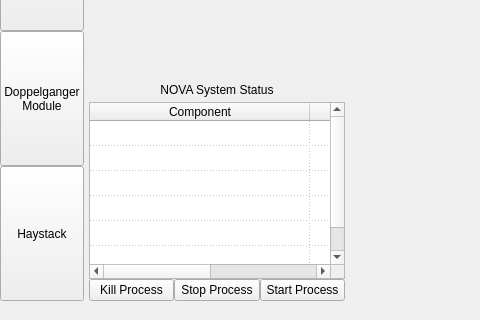
altf4/Nova, file NovaGUI/UI/novagui.ui: the form before one commit; both pictures show x 0 to 480 and y 258 to 578 of the 846 by 578 pixel window.
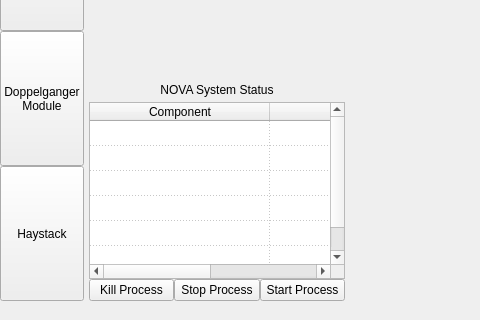
The form after the commit.

Commit message:
Update process monitor
Made buttons greyed out when they don't have a use at that point,
eg greyed out stop/kill when there is no process running.

```diff
--- a/NovaGUI/UI/novagui.ui
+++ b/NovaGUI/UI/novagui.ui
@@ -277,7 +277,7 @@
              <bool>true</bool>
             </attribute>
             <attribute name="horizontalHeaderDefaultSectionSize">
-             <number>220</number>
+             <number>180</number>
             </attribute>
             <attribute name="horizontalHeaderStretchLastSection">
              <bool>true</bool>
@@ -301,7 +301,7 @@
              <bool>true</bool>
             </attribute>
             <attribute name="horizontalHeaderDefaultSectionSize">
-             <number>220</number>
+             <number>180</number>
             </attribute>
             <row/>
             <row/>
```
The commit also changes 2 other files.
